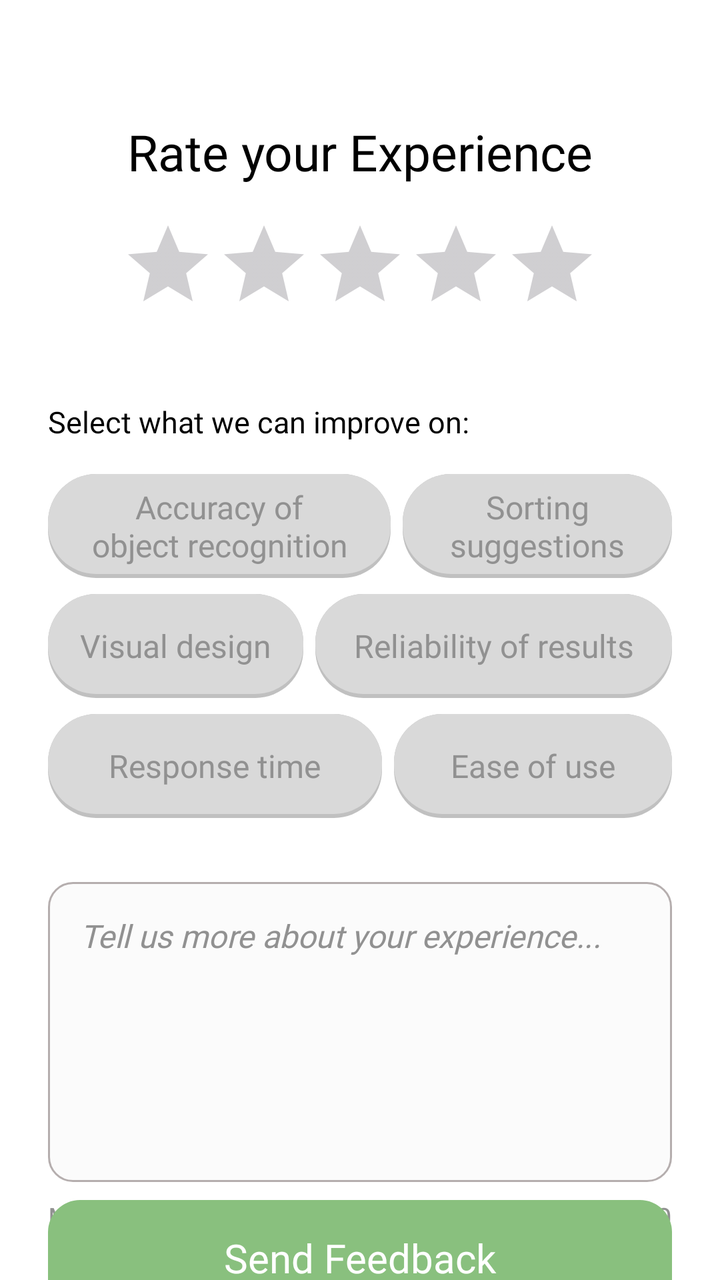
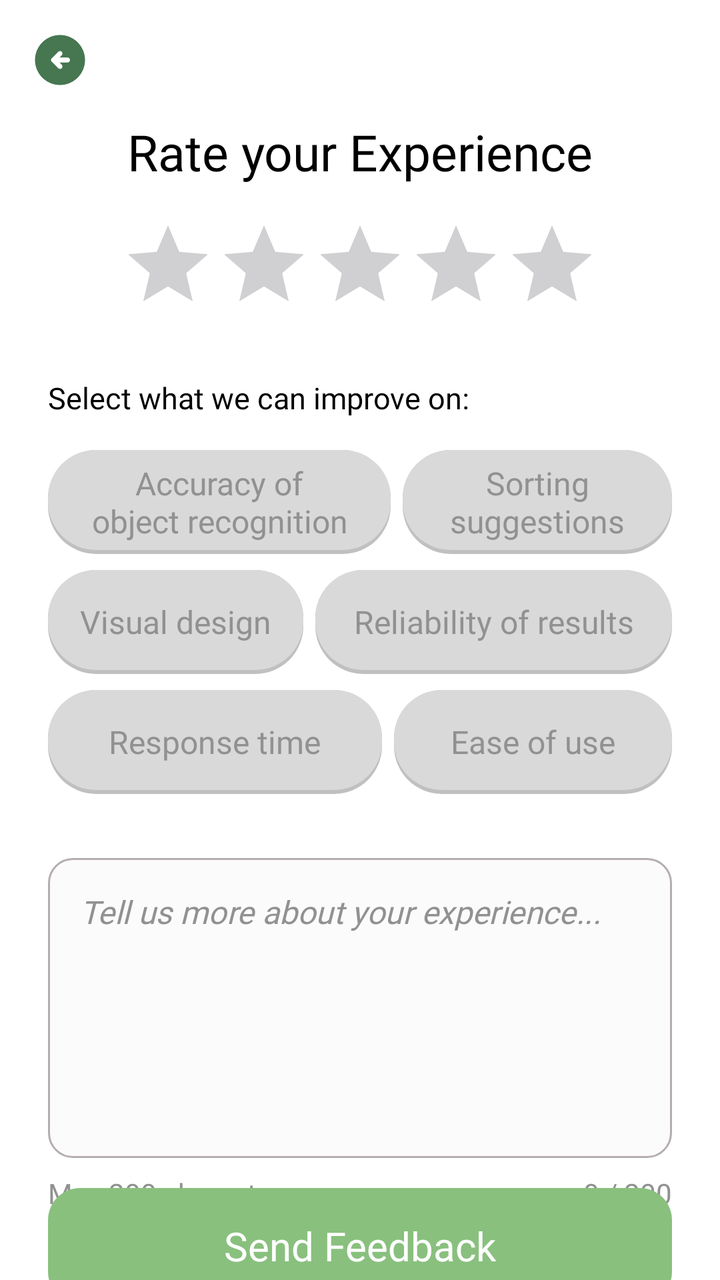

Two renders of the same Android screen: before a commit and after it. Below are the layout's source before the change and the commit's diff.
<!-- AndroidManifest.xml: application theme Theme.SortItJSON -->
<!-- res/layout/fragment_feedback.xml -->
<?xml version="1.0" encoding="utf-8"?>
<FrameLayout xmlns:android="http://schemas.android.com/apk/res/android"
    xmlns:app="http://schemas.android.com/apk/res-auto"
    xmlns:tools="http://schemas.android.com/tools"
    android:layout_width="match_parent"
    android:layout_height="match_parent"
    android:background="@android:color/white">


        <androidx.constraintlayout.widget.ConstraintLayout
            android:layout_width="match_parent"
            android:layout_height="wrap_content"
            android:padding="24dp"
            android:clipToPadding="false"
            android:clipChildren="false">

            
            <TextView
                android:id="@+id/rate_experience_title"
                android:layout_width="wrap_content"
                android:layout_height="wrap_content"
                android:layout_marginTop="35dp"
                android:text="@string/rate_experience"
                android:textColor="@android:color/black"
                android:textSize="25sp"
                android:fontFamily="@font/montserrat_extrabold"
                app:layout_constraintTop_toTopOf="parent"
                app:layout_constraintStart_toStartOf="parent"
                app:layout_constraintEnd_toEndOf="parent" />

            
            <RatingBar
                android:id="@+id/rating_bar"
                style="?android:attr/ratingBarStyle"
                android:layout_width="wrap_content"
                android:layout_height="wrap_content"
                android:layout_marginTop="16dp"
                android:numStars="5"
                android:stepSize="1"
                app:layout_constraintTop_toBottomOf="@id/rate_experience_title"
                app:layout_constraintStart_toStartOf="parent"
                app:layout_constraintEnd_toEndOf="parent" />

            
            <TextView
                android:id="@+id/improve_title"
                android:layout_width="match_parent"
                android:layout_height="wrap_content"
                android:layout_marginTop="35dp"
                android:text="@string/improve_suggestion"
                android:textColor="@android:color/black"
                android:textSize="15sp"
                android:fontFamily="@font/montserrat_extrabold"
                app:layout_constraintTop_toBottomOf="@id/rating_bar"
                app:layout_constraintStart_toStartOf="parent"
                app:layout_constraintEnd_toEndOf="parent" />

            
            <com.google.android.material.button.MaterialButton
                android:id="@+id/tag_accuracy"
                style="@style/Widget.MaterialComponents.Button.UnelevatedButton"
                android:layout_width="0dp"
                android:layout_height="wrap_content"
                app:layout_constraintHorizontal_weight="1.4"
                android:text="@string/tag_accuracy"
                android:textAlignment="center"
                android:textAllCaps="false"
                android:textColor="#919191"
                android:textSize="16sp"
                android:letterSpacing="0"
                android:fontFamily="@font/lato_black"
                android:background="@drawable/tag_hard_shadow"
                app:backgroundTint="@null"
                android:minHeight="52dp"
                android:paddingStart="8dp"
                android:paddingEnd="8dp"
                android:insetTop="0dp"
                android:insetBottom="0dp" />

            <com.google.android.material.button.MaterialButton
                android:id="@+id/tag_sorting"
                style="@style/Widget.MaterialComponents.Button.UnelevatedButton"
                android:layout_width="0dp"
                android:layout_height="wrap_content"
                app:layout_constraintHorizontal_weight="1.1"
                android:text="@string/tag_sorting"
                android:textAlignment="center"
                android:textAllCaps="false"
                android:textColor="#919191"
                android:textSize="16sp"
                android:letterSpacing="0"
                android:fontFamily="@font/lato_black"
                android:background="@drawable/tag_hard_shadow"
                app:backgroundTint="@null"
                android:minHeight="52dp"
                android:paddingStart="8dp"
                android:paddingEnd="8dp"
                android:insetTop="0dp"
                android:insetBottom="0dp" />

            <com.google.android.material.button.MaterialButton
                android:id="@+id/tag_design"
                style="@style/Widget.MaterialComponents.Button.UnelevatedButton"
                android:layout_width="0dp"
                android:layout_height="wrap_content"
                app:layout_constraintHorizontal_weight="1.0"
                android:text="@string/tag_design"
                android:textAlignment="center"
                android:textAllCaps="false"
                android:textColor="#919191"
                android:textSize="16sp"
                android:letterSpacing="0"
                android:fontFamily="@font/lato_black"
                android:background="@drawable/tag_hard_shadow"
                app:backgroundTint="@null"
                android:minHeight="52dp"
                android:paddingStart="8dp"
                android:paddingEnd="8dp"
                android:insetTop="0dp"
                android:insetBottom="0dp" />

            <com.google.android.material.button.MaterialButton
                android:id="@+id/tag_reliability"
                style="@style/Widget.MaterialComponents.Button.UnelevatedButton"
                android:layout_width="0dp"
                android:layout_height="wrap_content"
                app:layout_constraintHorizontal_weight="1.4"
                android:text="@string/tag_reliability"
                android:textAlignment="center"
                android:textAllCaps="false"
                android:textColor="#919191"
                android:textSize="16sp"
                android:letterSpacing="0"
                android:fontFamily="@font/lato_black"
                android:background="@drawable/tag_hard_shadow"
                app:backgroundTint="@null"
                android:minHeight="52dp"
                android:paddingStart="8dp"
                android:paddingEnd="8dp"
                android:insetTop="0dp"
                android:insetBottom="0dp" />

            <com.google.android.material.button.MaterialButton
                android:id="@+id/tag_response"
                style="@style/Widget.MaterialComponents.Button.UnelevatedButton"
                android:layout_width="0dp"
                android:layout_height="wrap_content"
                app:layout_constraintHorizontal_weight="1.2"
                android:text="@string/tag_response"
                android:textAlignment="center"
                android:textAllCaps="false"
                android:textColor="#919191"
                android:textSize="16sp"
                android:letterSpacing="0"
                android:fontFamily="@font/lato_black"
                android:background="@drawable/tag_hard_shadow"
                app:backgroundTint="@null"
                android:minHeight="52dp"
                android:paddingStart="8dp"
                android:paddingEnd="8dp"
                android:insetTop="0dp"
                android:insetBottom="0dp" />

            <com.google.android.material.button.MaterialButton
                android:id="@+id/tag_ease"
                style="@style/Widget.MaterialComponents.Button.UnelevatedButton"
                android:layout_width="0dp"
                android:layout_height="wrap_content"
                app:layout_constraintHorizontal_weight="1.0"
                android:text="@string/tag_ease"
                android:textAlignment="center"
                android:textAllCaps="false"
                android:textColor="#919191"
                android:textSize="16sp"
                android:letterSpacing="0"
                android:fontFamily="@font/lato_black"
                android:background="@drawable/tag_hard_shadow"
                app:backgroundTint="@null"
                android:minHeight="52dp"
                android:paddingStart="8dp"
                android:paddingEnd="8dp"
                android:insetTop="0dp"
                android:insetBottom="0dp" />

            
            <androidx.constraintlayout.helper.widget.Flow
                android:id="@+id/flow_tags"
                android:layout_width="0dp"
                android:layout_height="wrap_content"
                android:layout_marginTop="16dp"
                app:constraint_referenced_ids="tag_accuracy,tag_sorting,tag_design,tag_reliability,tag_response,tag_ease"
                app:flow_maxElementsWrap="2"
                app:flow_wrapMode="chain"
                app:flow_horizontalStyle="spread"
                app:flow_horizontalGap="6dp"
                app:flow_verticalGap="8dp"
                app:layout_constraintTop_toBottomOf="@id/improve_title"
                app:layout_constraintStart_toStartOf="parent"
                app:layout_constraintEnd_toEndOf="parent" />

            
            <EditText
                android:id="@+id/feedback_edit_text"
                android:layout_width="0dp"
                android:layout_height="150dp"
                android:layout_marginTop="32dp"
                android:background="@drawable/edit_text_bg"
                android:gravity="top|start"
                android:hint="@string/feedback_hint"
                android:padding="16dp"
                android:textColor="#434343"
                android:textColorHint="#919191"
                android:textSize="16sp"
                android:textStyle="italic"
                android:fontFamily="@font/lato_black"
                android:autofillHints="none"
                android:inputType="textMultiLine"
                android:maxLength="200"
                app:layout_constraintTop_toBottomOf="@id/flow_tags"
                app:layout_constraintStart_toStartOf="parent"
                app:layout_constraintEnd_toEndOf="parent" />

            
            <TextView
                android:id="@+id/feedback_limit_text"
                android:layout_width="wrap_content"
                android:layout_height="wrap_content"
                android:layout_marginTop="8dp"
                android:text="Max 200 characters"
                android:textSize="14sp"
                android:textColor="#919191"
                android:fontFamily="@font/lato_black"
                app:layout_constraintTop_toBottomOf="@id/feedback_edit_text"
                app:layout_constraintStart_toStartOf="parent" />

            
            <TextView
                android:id="@+id/feedback_counter"
                android:layout_width="wrap_content"
                android:layout_height="wrap_content"
                android:layout_marginTop="8dp"
                android:text="0 / 200"
                android:textSize="14sp"
                android:textColor="#919191"
                android:fontFamily="@font/lato_black"
                app:layout_constraintTop_toBottomOf="@id/feedback_edit_text"
                app:layout_constraintEnd_toEndOf="parent" />

            
            <com.google.android.material.button.MaterialButton
                android:id="@+id/send_feedback_button"
                android:layout_width="0dp"
                android:layout_height="58dp"
                android:layout_marginTop="48dp"
                android:layout_marginBottom="24dp"
                android:insetTop="0dp"
                android:insetBottom="0dp"
                android:text="@string/send_feedback"
                android:textAllCaps="false"
                android:textColor="@android:color/white"
                android:textSize="20sp"
                android:letterSpacing="0"
                android:fontFamily="@font/montserrat_extrabold"
                app:backgroundTint="#89C07E"
                app:cornerRadius="16dp"
                app:elevation="8dp"
                android:stateListAnimator="@null"
                android:outlineSpotShadowColor="#80000000"
                android:outlineAmbientShadowColor="#80000000"
                tools:targetApi="p"
                app:layout_constraintTop_toBottomOf="@id/feedback_limit_text"
                app:layout_constraintBottom_toBottomOf="parent"
                app:layout_constraintStart_toStartOf="parent"
                app:layout_constraintEnd_toEndOf="parent" />

        </androidx.constraintlayout.widget.ConstraintLayout>

    
    <androidx.constraintlayout.widget.ConstraintLayout
        android:id="@+id/success_overlay"
        android:layout_width="match_parent"
        android:layout_height="match_parent"
        android:background="#4D1A1A1A"
        android:visibility="gone"
        android:clickable="true"
        android:focusable="true">

        <androidx.cardview.widget.CardView
            android:layout_width="match_parent"
            android:layout_height="wrap_content"
            android:layout_marginHorizontal="16dp"
            app:cardCornerRadius="16dp"
            app:cardElevation="0dp"
            app:layout_constraintTop_toTopOf="parent"
            app:layout_constraintBottom_toBottomOf="parent"
            app:layout_constraintStart_toStartOf="parent"
            app:layout_constraintEnd_toEndOf="parent">

            <LinearLayout
                android:layout_width="match_parent"
                android:layout_height="wrap_content"
                android:orientation="vertical"
                android:padding="32dp"
                android:gravity="center">

                <TextView
                    android:id="@+id/thank_you_text"
                    android:layout_width="wrap_content"
                    android:layout_height="wrap_content"
                    android:text="@string/feedback_success_msg"
                    android:textColor="#467750"
                    android:textSize="20sp"
                    android:textAlignment="center"
                    android:fontFamily="@font/montserrat_extrabold" />

                <com.google.android.material.button.MaterialButton
                    android:id="@+id/close_success_button"
                    android:layout_width="wrap_content"
                    android:layout_height="64dp"
                    android:layout_marginTop="32dp"
                    android:paddingHorizontal="48dp"
                    android:text="@string/action_close"
                    android:textAllCaps="false"
                    android:textColor="@android:color/white"
                    android:textSize="20sp"
                    android:fontFamily="@font/montserrat_extrabold"
                    app:backgroundTint="#89C07E"
                    app:cornerRadius="12dp" />

            </LinearLayout>
        </androidx.cardview.widget.CardView>

    </androidx.constraintlayout.widget.ConstraintLayout>

</FrameLayout>
<!-- resources referenced by this layout -->
<resources>
  <!-- drawable edit_text_bg (drawable) -->
  <?xml version="1.0" encoding="utf-8"?>
  <shape xmlns:android="http://schemas.android.com/apk/res/android">
      <solid android:color="#FBFBFB" />
      <stroke
          android:width="1dp"
          android:color="#B5AEAE" />
      <corners android:radius="12dp" />
  </shape>
  <!-- drawable tag_hard_shadow (drawable) -->
  <?xml version="1.0" encoding="utf-8"?>
  <layer-list xmlns:android="http://schemas.android.com/apk/res/android">
      
      <item>
          <shape android:shape="rectangle">
              <solid android:color="#C0C0C0" />
              <corners android:radius="24dp" />
          </shape>
      </item>
      
      <item android:bottom="2dp">
          <shape android:shape="rectangle">
              <solid android:color="#D9D9D9" />
              <corners android:radius="24dp" />
          </shape>
      </item>
  </layer-list>
  <string name="action_close">Close</string>
  <string name="feedback_hint">Tell us more about your experience...</string>
  <string name="feedback_success_msg">Thank you for sharing your \nthoughts. We appreciate \nyour feedback !</string>
  <string name="improve_suggestion">Select what we can improve on:</string>
  <string name="rate_experience">Rate your Experience</string>
  <string name="send_feedback">Send Feedback</string>
  <string name="tag_accuracy">Accuracy of\nobject recognition</string>
  <string name="tag_design">Visual design</string>
  <string name="tag_ease">Ease of use</string>
  <string name="tag_reliability">Reliability of results</string>
  <string name="tag_response">Response time</string>
  <string name="tag_sorting">Sorting suggestions</string>
  <style name="Theme.SortItJSON" parent="Base.Theme.SortItJSON" />
  <style name="Base.Theme.SortItJSON" parent="Theme.Material3.DayNight.NoActionBar">
          
          <item name="colorPrimary">@color/darkgreen</item>
      </style>
  <color name="darkgreen">#467750</color>
</resources>

<!-- the commit's change to res/layout/fragment_feedback.xml (unified diff, before → after) -->
@@ -6,6 +6,17 @@
     android:layout_height="match_parent"
     android:background="@android:color/white">
 
+    <ImageButton
+        android:id="@+id/btnBack"
+        android:layout_width="40dp"
+        android:layout_height="40dp"
+        android:layout_gravity="top|start"
+        android:background="@android:color/transparent"
+        android:contentDescription="Back"
+        android:layout_margin="10dp"
+        android:padding="8dp"
+        android:src="@drawable/button_green_backward" />
+
 
         <androidx.constraintlayout.widget.ConstraintLayout
             android:layout_width="match_parent"
@@ -46,7 +57,7 @@
                 android:id="@+id/improve_title"
                 android:layout_width="match_parent"
                 android:layout_height="wrap_content"
-                android:layout_marginTop="35dp"
+                android:layout_marginTop="23dp"
                 android:text="@string/improve_suggestion"
                 android:textColor="@android:color/black"
                 android:textSize="15sp"
<!-- resource entries referenced after the edit -->
@@ -1,5 +1,18 @@
 <!-- resources referenced by this layout -->
 <resources>
+  <!-- drawable button_green_backward (drawable) -->
+  <vector xmlns:android="http://schemas.android.com/apk/res/android"
+      android:width="30dp"
+      android:height="30dp"
+      android:viewportWidth="24"
+      android:viewportHeight="24">
+    <path
+        android:pathData="M24,12C24,18.627 18.627,24 12,24C5.373,24 0,18.627 0,12C0,5.373 5.373,0 12,0C18.627,0 24,5.373 24,12Z"
+        android:fillColor="#ffffff"/>
+    <path
+        android:pathData="M11.8,13H15C15.283,13 15.521,12.904 15.712,12.712C15.904,12.521 16,12.283 16,12C16,11.717 15.904,11.479 15.712,11.288C15.521,11.096 15.283,11 15,11H11.8L12.7,10.1C12.883,9.917 12.975,9.683 12.975,9.4C12.975,9.117 12.883,8.883 12.7,8.7C12.517,8.517 12.283,8.425 12,8.425C11.717,8.425 11.483,8.517 11.3,8.7L8.7,11.3C8.5,11.5 8.4,11.733 8.4,12C8.4,12.267 8.5,12.5 8.7,12.7L11.3,15.3C11.483,15.483 11.717,15.575 12,15.575C12.283,15.575 12.517,15.483 12.7,15.3C12.883,15.117 12.975,14.883 12.975,14.6C12.975,14.317 12.883,14.083 12.7,13.9L11.8,13ZM12,22C10.617,22 9.317,21.737 8.1,21.212C6.883,20.688 5.825,19.975 4.925,19.075C4.025,18.175 3.313,17.117 2.787,15.9C2.263,14.683 2,13.383 2,12C2,10.617 2.263,9.317 2.787,8.1C3.313,6.883 4.025,5.825 4.925,4.925C5.825,4.025 6.883,3.313 8.1,2.787C9.317,2.263 10.617,2 12,2C13.383,2 14.683,2.263 15.9,2.787C17.117,3.313 18.175,4.025 19.075,4.925C19.975,5.825 20.688,6.883 21.212,8.1C21.737,9.317 22,10.617 22,12C22,13.383 21.737,14.683 21.212,15.9C20.688,17.117 19.975,18.175 19.075,19.075C18.175,19.975 17.117,20.688 15.9,21.212C14.683,21.737 13.383,22 12,22Z"
+        android:fillColor="#467750"/>
+  </vector>
   <!-- drawable edit_text_bg (drawable) -->
   <?xml version="1.0" encoding="utf-8"?>
   <shape xmlns:android="http://schemas.android.com/apk/res/android">
